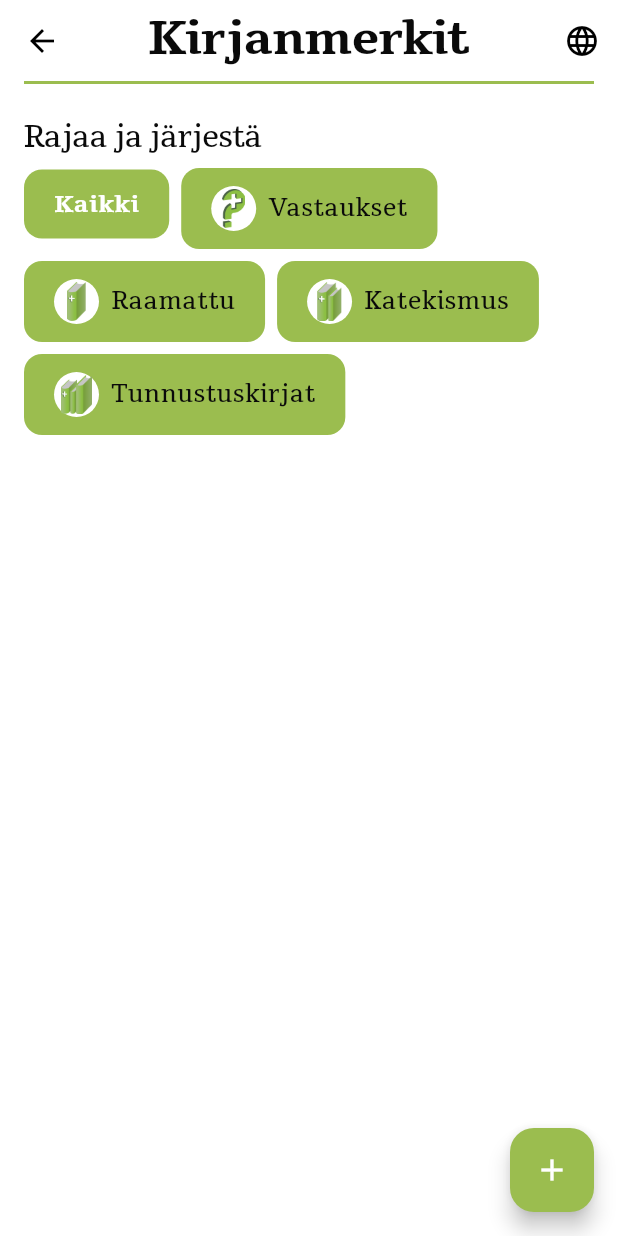
After one commit to villepuuri/Bible-Toolbox, a Flutter app: the BookmarksPage screen opened by its route, after a tap on the "add" icon, on a phone screen of 412 x 824 dp. The commit adds this screen. Run offline on Flutter 3.47's test engine with Material 3 defaults, Android fonts, the phone set to English and light mode, and no system bars; our stand-ins replace google_fonts, hive, hive_flutter, shared_preferences; accounts and stored records are empty.

Commit message:
Added Hive to bookmarks and started building the bookmark page

```diff
--- a/lib/core/Widgets/main_app_bar.dart
+++ b/lib/core/Widgets/main_app_bar.dart
@@ -1,13 +1,17 @@
+import 'package:bible_toolbox/core/helpers/bookmark.dart';
+import 'package:bible_toolbox/core/helpers/boxes.dart';
 import 'package:bible_toolbox/core/theme.dart';
 import 'package:flutter/material.dart';
 
-class MainAppBar extends StatefulWidget implements PreferredSizeWidget{
-
+class MainAppBar extends StatefulWidget implements PreferredSizeWidget {
   final String title;
+  final bool useSmallAppBar;
 
   const MainAppBar({
     required this.title,
-    super.key});
+    this.useSmallAppBar = false,
+    super.key,
+  });
 
   @override
   State<MainAppBar> createState() => _MainAppBarState();
@@ -19,11 +23,39 @@ class MainAppBar extends StatefulWidget implements PreferredSizeWidget{
 class _MainAppBarState extends State<MainAppBar> {
   @override
   Widget build(BuildContext context) {
+    void onBookmarkPressed() {
+      // todo: fix this expression
+      if (boxBookmarks.values.any((b) => b.name == widget.title)) {
+        // The page is in bookmarks
+        debugPrint('Page: ${widget.title} is to be removed from bookmarks');
+        Bookmark bookmark = boxBookmarks.values.firstWhere((b) => b.name == widget.title);
+        boxBookmarks.delete(bookmark.id);
+      } else {
+        debugPrint('Page: ${widget.title} is to be set as a bookmark');
+        Bookmark bookmark = Bookmark(
+          name: widget.title,
+          path: "Etusivu/Raamattu/${widget.title}", // todo: fix this path
+        );
+        boxBookmarks.put(bookmark.id, bookmark);
+      }
+    }
+
     return AppBar(
       title: Text(widget.title),
       centerTitle: true,
       scrolledUnderElevation: 0,
       actions: [
+        widget.useSmallAppBar
+            ? IconButton(
+                onPressed: onBookmarkPressed,
+                icon: Icon(
+                  // todo: fix this expression
+                  (boxBookmarks.values.any((b) => b.name == widget.title))
+                      ? Icons.bookmark
+                      : Icons.bookmark_add_outlined,
+                ),
+              )
+            : const SizedBox(),
         IconButton(
           onPressed: () {
             debugPrint('Pressed "Change language"');
@@ -32,12 +64,13 @@ class _MainAppBarState extends State<MainAppBar> {
         ),
       ],
       bottom: PreferredSize(
-          preferredSize: const Size.fromHeight(2.0),
-          child: Container(
-            margin: EdgeInsets.symmetric(horizontal: 16),
-            color: AppThemeData.lightGreen,
-            height: 2.0,
-          )));
+        preferredSize: const Size.fromHeight(2.0),
+        child: Container(
+          margin: EdgeInsets.symmetric(horizontal: 16),
+          color: AppThemeData.lightGreen,
+          height: 2.0,
+        ),
+      ),
+    );
   }
-
 }
--- a/lib/core/Widgets/main_drawer.dart
+++ b/lib/core/Widgets/main_drawer.dart
@@ -6,25 +6,26 @@ class MainDrawer extends StatelessWidget {
 
   @override
   Widget build(BuildContext context) {
-    Widget drawerListTile(String title, {String? imageURL, IconData? icon, String? routeName}) =>
-        ListTile(
+    Widget drawerListTile(
+      String title, {
+      String? imageURL,
+      IconData? icon,
+      String? routeName,
+    }) => ListTile(
       leading: imageURL != null
           ? SizedBox(height: 40, child: Image.asset(imageURL))
           : Icon(icon!),
       minLeadingWidth: 34,
       title: Text(title),
       titleTextStyle: Theme.of(context).textTheme.headlineMedium,
-          contentPadding: const EdgeInsets.symmetric(
-            horizontal: 16,
-            vertical: 0,
-          ),
+      contentPadding: const EdgeInsets.symmetric(horizontal: 16, vertical: 0),
       splashColor: AppThemeData.opaqueGreen,
       shape: RoundedRectangleBorder(
         borderRadius: BorderRadius.all(Radius.circular(18)),
       ),
       onTap: () {
         debugPrint('Pressed a tile: $title');
-            if (routeName != null){
+        if (routeName != null) {
           Navigator.pop(context);
           Navigator.pushNamed(context, routeName);
         }
@@ -50,16 +51,24 @@ class MainDrawer extends StatelessWidget {
     Widget contactRow() => Row(
       mainAxisAlignment: MainAxisAlignment.center,
       children: [
-        contactBox(icon: Icons.facebook, onPressed: () {
+        contactBox(
+          icon: Icons.facebook,
+          onPressed: () {
             debugPrint('Facebook pressed');
-        }),
-        contactBox(icon: Icons.email, onPressed: () {
+          },
+        ),
+        contactBox(
+          icon: Icons.email,
+          onPressed: () {
             debugPrint('Email pressed');
-        }),
-        contactBox(icon: Icons.people, onPressed: () {
+          },
+        ),
+        contactBox(
+          icon: Icons.people,
+          onPressed: () {
             debugPrint('People pressed');
-        }),
-
+          },
+        ),
       ],
     );
 
@@ -75,13 +84,13 @@ class MainDrawer extends StatelessWidget {
             drawerListTile(
               "Etusivu",
               imageURL: "assets/btb_images/laatikko.png",
-              routeName: '/home'
+              routeName: '/home',
             ),
             drawLine(),
             drawerListTile(
               "Vastaukset",
               imageURL: "assets/btb_images/kysymysmerkki.png",
-              routeName: '/answers'
+              routeName: '/answers',
             ),
             drawerListTile(
               "Raamattu",
@@ -97,7 +106,11 @@ class MainDrawer extends StatelessWidget {
             ),
             drawLine(),
             drawerListTile("Ladatut kielet", icon: Icons.language),
-            drawerListTile("Kirjanmerkit", icon: Icons.bookmark),
+            drawerListTile(
+              "Kirjanmerkit",
+              icon: Icons.bookmark,
+              routeName: '/bookmarks',
+            ),
             Spacer(),
             drawLine(),
             drawerListTile(
--- /dev/null
+++ b/lib/core/helpers/bookmark.dart
@@ -0,0 +1,29 @@
+import 'package:hive/hive.dart';
+
+part 'bookmark.g.dart';
+
+@HiveType(typeId: 1)
+class Bookmark {
+  @HiveField(0)
+  String id = DateTime.now().millisecondsSinceEpoch.toString();
+
+  @HiveField(1)
+  String name;
+
+  @HiveField(2)
+  String path;
+
+  @HiveField(3)
+  late DateTime creationTime;
+
+  // todo: Before building the app, make sure that these are correct
+  // todo: Maybe add type?
+
+  Bookmark({required this.name, required this.path, DateTime? creationTime})
+    : creationTime = creationTime ?? DateTime.now();
+
+  @override
+  String toString() {
+    return "Bookmark: $name, ID: $id, path: $path, creationTime: $creationTime";
+  }
+}
--- /dev/null
+++ b/lib/core/helpers/boxes.dart
@@ -0,0 +1,3 @@
+import 'package:hive/hive.dart';
+
+late Box boxBookmarks;
--- a/lib/core/theme.dart
+++ b/lib/core/theme.dart
@@ -31,6 +31,12 @@ class AppThemeData {
     titleMedium: GoogleFonts.tienne(
       fontSize: 24,
       fontWeight: FontWeight.bold,
+      color: black,
+      height: 1.2,
+      letterSpacing: -0.6,
+    ),
+    titleSmall: GoogleFonts.tienne(
+      fontSize: 20,
       color: black,
       height: 1.2,
       letterSpacing: -0.6,
--- a/lib/main.dart
+++ b/lib/main.dart
@@ -1,12 +1,22 @@
+import 'package:bible_toolbox/core/helpers/bookmark.dart';
+import 'package:bible_toolbox/presentation/pages/bookmarks_page.dart';
 import 'package:bible_toolbox/presentation/pages/home_page.dart';
 import 'package:bible_toolbox/presentation/pages/answers_page.dart';
 import 'package:bible_toolbox/presentation/pages/loading_page.dart';
 import 'package:bible_toolbox/presentation/pages/welcome_page.dart';
 import 'package:flutter/material.dart';
+import 'package:hive_flutter/hive_flutter.dart';
 
+import 'core/helpers/boxes.dart';
 import 'core/theme.dart';
 
-void main() {
+void main() async {
+
+  // Init the Hive memory
+  await Hive.initFlutter();
+  Hive.registerAdapter(BookmarkAdapter());
+  boxBookmarks = await Hive.openBox<Bookmark>('bookmarkBox');
+
   runApp(const MyApp());
 }
 
@@ -27,6 +37,7 @@ class MyApp extends StatelessWidget {
         // '/bible': (context) => const BiblePage(),
         // '/catechism': (context) => const CatechismPage(),
         // '/concord': (context) => const ConcordPage(),
+        '/bookmarks': (context) => const BookmarksPage(),
       },
     );
   }
--- /dev/null
+++ b/lib/presentation/pages/bookmarks_page.dart
@@ -0,0 +1,139 @@
+import 'package:bible_toolbox/core/Widgets/main_app_bar.dart';
+import 'package:bible_toolbox/core/helpers/bookmark.dart';
+import 'package:bible_toolbox/core/helpers/boxes.dart';
+import 'package:flutter/material.dart';
+
+class BookmarksPage extends StatefulWidget {
+  const BookmarksPage({super.key});
+
+  @override
+  State<BookmarksPage> createState() => _BookmarksPageState();
+}
+
+class _BookmarksPageState extends State<BookmarksPage> {
+  Map<String, bool> selectedSorts = {
+    "Kaikki": true,
+    "Vastaukset": false,
+    "Raamattu": false,
+    "Katekismus": false,
+    "Tunnustuskirjat": false,
+    "Uusin": true,
+    "Vanhin": false,
+  };
+
+  Widget sortBox(String name, {String? imageURL, bool selected = false}) {
+    bool selected = selectedSorts[name] ?? false;
+    return FilledButton(
+
+      onPressed: () {
+        if (!(selectedSorts[name] ?? false)) {
+          // Deselect all
+          for (String key in selectedSorts.keys) {
+            selectedSorts[key] = false;
+          }
+          selectedSorts[name] = true;
+          setState(() {});
+        }
+      },
+      child: Container(
+        // decoration: BoxDecoration(
+        //   borderRadius: BorderRadius.circular(18),
+        //   border: Border.all(width: 1, color: Theme.of(context).primaryColor),
+        //   color: selected
+        //       ? Theme.of(context).primaryColor
+        //       : Theme.of(context).colorScheme.surface,
+        // ),
+        // padding: EdgeInsets.symmetric(vertical: 4, horizontal: 8),
+        child: Row(
+          mainAxisSize: MainAxisSize.min,
+          children: [
+            imageURL != null
+                ? Container(
+              width: 30,
+                height: 30,
+                padding: EdgeInsets.all(2),
+                decoration: BoxDecoration(
+                  borderRadius: BorderRadius.circular(40),
+                  color: Theme.of(context).colorScheme.surface
+                ),
+                child: Image.asset(imageURL))
+                : const SizedBox(),
+            SizedBox(width: imageURL != null ? 8 : 0),
+            Text(
+              name,
+              style: selected
+                  ? Theme.of(context).textTheme.bodyMedium?.apply(
+                      color: Colors.white,
+                      fontWeightDelta: 2,
+                    )
+                  : Theme.of(context).textTheme.bodyMedium,
+            ),
+          ],
+        ),
+      ),
+    );
+  }
+
+  @override
+  Widget build(BuildContext context) {
+    return Scaffold(
+      appBar: MainAppBar(title: "Kirjanmerkit"),
+      floatingActionButton: FloatingActionButton(
+        child: Icon(Icons.add),
+        onPressed: () {
+          Bookmark bookmark = Bookmark(
+            name: "Kirjanmerkki ${boxBookmarks.length +1}",
+            path: "/testi/kirjan/merkki",
+          );
+          boxBookmarks.put(bookmark.id, bookmark);
+          debugPrint('Test bookmark added, box size: ${boxBookmarks.length}');
+          setState(() {});
+          for (Bookmark value in boxBookmarks.values) {
+            debugPrint(" - $value");
+          }
+        },
+      ),
+      body: Padding(
+        padding: const EdgeInsets.all(16.0),
+        child: CustomScrollView(
+          slivers: [
+            SliverPadding(
+              padding: const EdgeInsets.symmetric(vertical: 8),
+              sliver: SliverToBoxAdapter(
+                child: Text(
+                  "Rajaa ja järjestä",
+                  style: Theme.of(context).textTheme.titleSmall,
+                ),
+              ),
+            ),
+            SliverToBoxAdapter(
+              child: Wrap(
+                spacing: 8,
+                runSpacing: 8,
+                children: [
+                  sortBox("Kaikki"),
+                  sortBox(
+                    "Vastaukset",
+                    imageURL: 'assets/btb_images/kysymysmerkki.png',
+                  ),
+                  sortBox(
+                    "Raamattu",
+                    imageURL: 'assets/btb_images/raamattu.png',
+                  ),
+                  sortBox(
+                    "Katekismus",
+                    imageURL: 'assets/btb_images/katekismus.png',
+                  ),
+                  sortBox(
+                    "Tunnustuskirjat",
+                    imageURL: 'assets/btb_images/tunnustuskirjat.png',
+                  ),
+                ],
+              ),
+            ),
+          ],
+        ),
+      ),
+    );
+  }
+}
```
Also changed, not shown: pubspec.yaml (+8 -0 lines), lib/core/helpers/bookmark.g.dart (added), pubspec.lock. Lines whose indentation alone changed are shown as unchanged.
